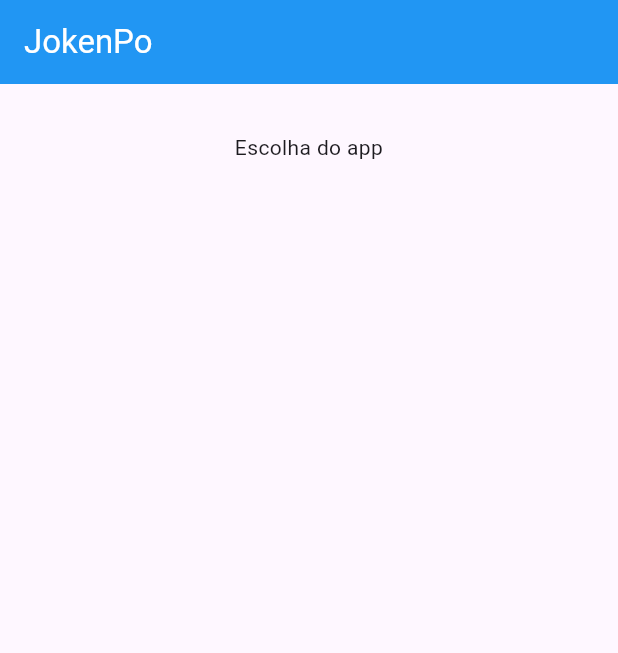
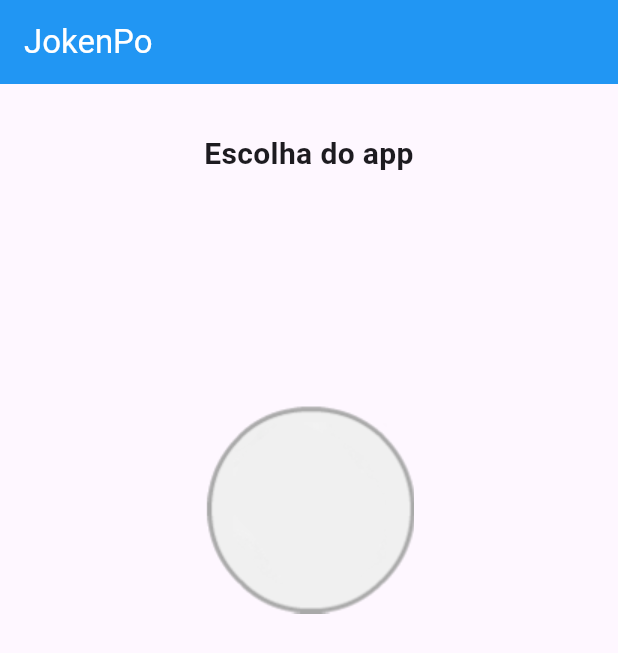
Before and after one commit to Richardy-Rodrigues/JokenPo_App, a Flutter app: the screen it shows after launch, on a phone screen of 412 x 824 dp. Shown: the top 653 px of the screen. Run offline on Flutter 3.47's test engine with Material 3 defaults, Android fonts, the phone set to English and light mode, and no system bars.

Commit message:
Adicionando imagens no projeto

```diff
--- a/lib/jogo.dart
+++ b/lib/jogo.dart
@@ -25,8 +25,10 @@ class _JogoState extends State<Jogo> {
             child: Text(
               "Escolha do app",
               textAlign: TextAlign.center,
+              style: TextStyle(fontSize: 20, fontWeight: FontWeight.bold),
             ),
-          )
+          ),
+          Image(image: AssetImage('images/padrao.png')),
         ],
       ),
     );
```
Also changed, not shown: pubspec.yaml (+6 -3 lines), images/padrao.png (added), images/papel.png (added), images/pedra.png (added), images/tesoura.png (added).
